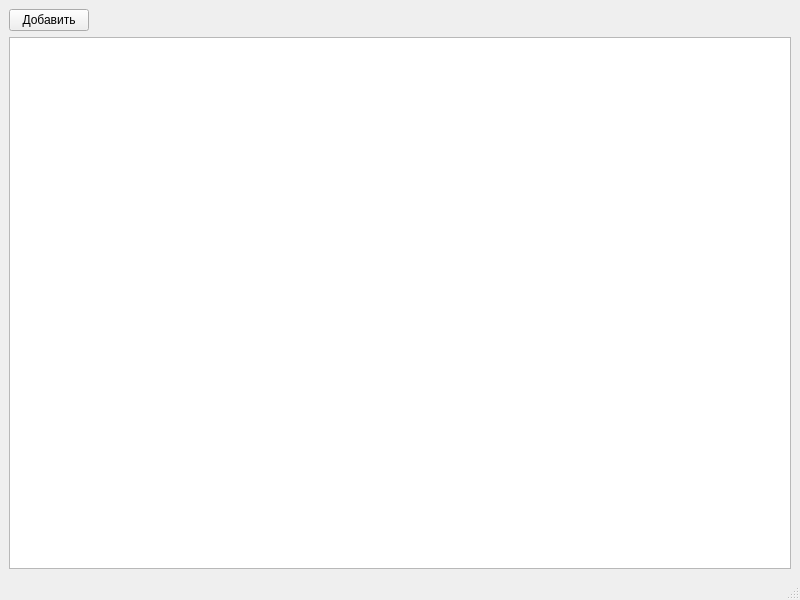
This is QT 8. Введение в БД, работа с SQL-таблицами и отображение данных в PyQT. Часть 2/Filmotheque1.0/UI.ui in PatriotRossii/YandexLyceum as Qt 5 draws it before an edit. The edited form follows.
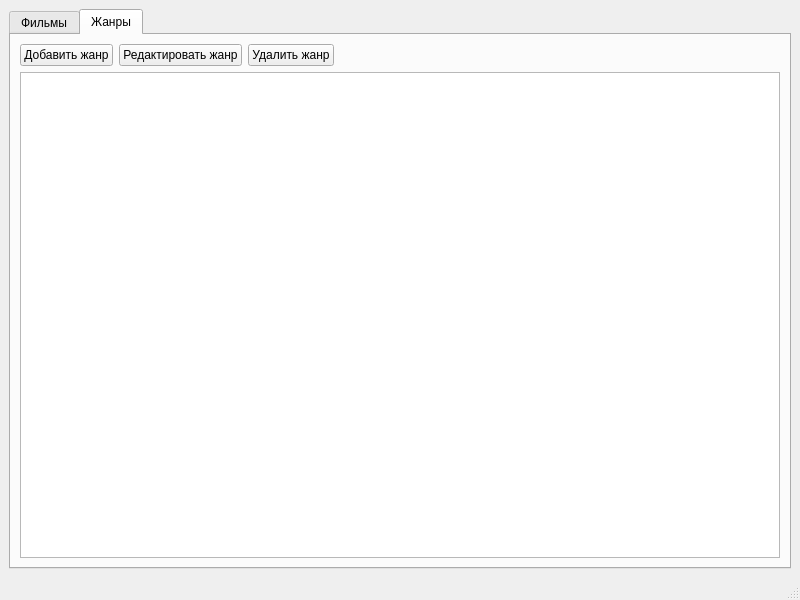
This is the edited form. The open tabs and pages were chosen to show the change.

Commit message: Arrange interface for new functionality

```diff
--- a/QT 8. Введение в БД, работа с SQL-таблицами и отображение данных в PyQT. Часть 2/Filmotheque1.0/UI.ui
+++ b/QT 8. Введение в БД, работа с SQL-таблицами и отображение данных в PyQT. Часть 2/Filmotheque1.0/UI.ui
@@ -16,13 +16,39 @@
   <widget class="QWidget" name="centralwidget">
    <layout class="QVBoxLayout" name="verticalLayout_2">
     <item>
-     <layout class="QVBoxLayout" name="verticalLayout" stretch="1,20">
+     <layout class="QVBoxLayout" name="verticalLayout" stretch="0">
+      <item>
+       <widget class="QTabWidget" name="tabWidget">
+        <property name="currentIndex">
+         <number>0</number>
+        </property>
+        <widget class="QWidget" name="films_tab">
+         <attribute name="title">
+          <string>Фильмы</string>
+         </attribute>
+         <layout class="QVBoxLayout" name="verticalLayout_4">
+          <item>
+           <layout class="QVBoxLayout" name="verticalLayout_3" stretch="1,20">
       <item>
        <layout class="QHBoxLayout" name="horizontalLayout">
         <item>
          <widget class="QPushButton" name="pushButton">
           <property name="text">
-           <string>Добавить</string>
+                 <string>Добавить фильм</string>
+                </property>
+               </widget>
+              </item>
+              <item>
+               <widget class="QPushButton" name="edit_film_btn">
+                <property name="text">
+                 <string>Редактировать фильм</string>
+                </property>
+               </widget>
+              </item>
+              <item>
+               <widget class="QPushButton" name="remove_film_btn">
+                <property name="text">
+                 <string>Удалить фильм</string>
           </property>
          </widget>
         </item>
@@ -42,10 +68,68 @@
        </layout>
       </item>
       <item>
-       <widget class="QTableWidget" name="tableWidget">
+             <widget class="QTableWidget" name="films_table_widget">
         <attribute name="horizontalHeaderStretchLastSection">
          <bool>true</bool>
         </attribute>
+             </widget>
+            </item>
+           </layout>
+          </item>
+         </layout>
+        </widget>
+        <widget class="QWidget" name="genres_tab">
+         <attribute name="title">
+          <string>Жанры</string>
+         </attribute>
+         <layout class="QVBoxLayout" name="verticalLayout_6">
+          <item>
+           <layout class="QVBoxLayout" name="verticalLayout_5" stretch="1,20">
+            <item>
+             <layout class="QHBoxLayout" name="horizontalLayout_3" stretch="0,0,0,0">
+              <item>
+               <widget class="QPushButton" name="add_genre_btn">
+                <property name="text">
+                 <string>Добавить жанр</string>
+                </property>
+               </widget>
+              </item>
+              <item>
+               <widget class="QPushButton" name="edit_genre_btn">
+                <property name="text">
+                 <string>Редактировать жанр</string>
+                </property>
+               </widget>
+              </item>
+              <item>
+               <widget class="QPushButton" name="remove_genre_btn">
+                <property name="text">
+                 <string>Удалить жанр</string>
+                </property>
+               </widget>
+              </item>
+              <item>
+               <spacer name="horizontalSpacer_2">
+                <property name="orientation">
+                 <enum>Qt::Horizontal</enum>
+                </property>
+                <property name="sizeHint" stdset="0">
+                 <size>
+                  <width>40</width>
+                  <height>20</height>
+                 </size>
+                </property>
+               </spacer>
+              </item>
+             </layout>
+            </item>
+            <item>
+             <widget class="QTableWidget" name="genres_table_widget"/>
+            </item>
+           </layout>
+          </item>
+         </layout>
+        </widget>
        </widget>
       </item>
      </layout>
```
Left out of the diff: 2 changed lines with no effect on the pictures. Lines whose indentation alone changed are shown as unchanged. The commit also changes 1 other file.
